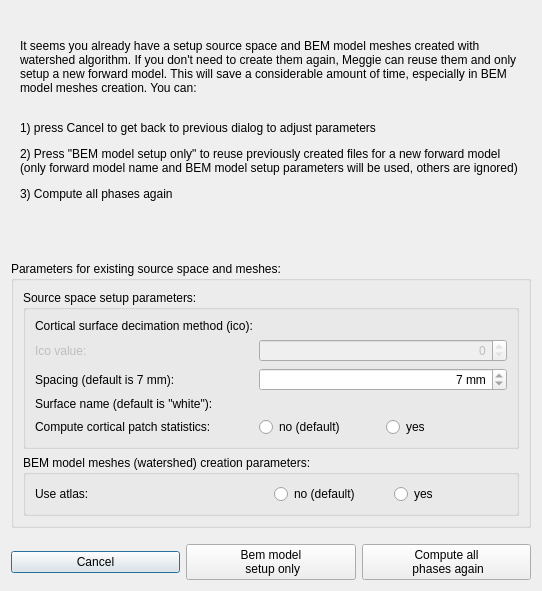
Qt form meggie_batch/ui/qt4Designer_ui_files/forwardModelSkipDialog.ui (cibr-jyu/meggie) before a commit.
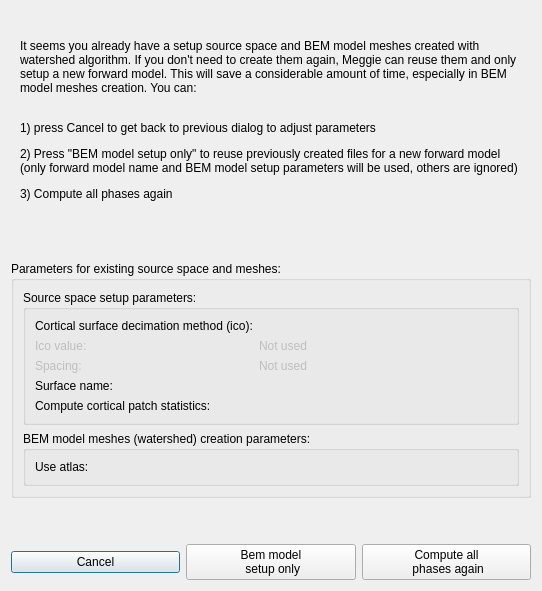
The same form after that commit.

Commit message: A separate forwardModelSkipDialog that shows information about previously computed phases to help decide whether to skip

Patch:
```diff
--- a/meggie_batch/ui/qt4Designer_ui_files/forwardModelSkipDialog.ui
+++ b/meggie_batch/ui/qt4Designer_ui_files/forwardModelSkipDialog.ui
@@ -107,25 +107,6 @@
          <string>Source space setup parameters:</string>
         </property>
         <layout class="QGridLayout" name="gridLayout_3">
-         <item row="1" column="1" colspan="2">
-          <widget class="QSpinBox" name="spinBoxSurfaceDecimValue">
-           <property name="enabled">
-            <bool>false</bool>
-           </property>
-           <property name="minimumSize">
-            <size>
-             <width>0</width>
-             <height>0</height>
-            </size>
-           </property>
-           <property name="alignment">
-            <set>Qt::AlignRight|Qt::AlignTrailing|Qt::AlignVCenter</set>
-           </property>
-           <property name="readOnly">
-            <bool>true</bool>
-           </property>
-          </widget>
-         </item>
          <item row="0" column="0">
           <widget class="QLabel" name="labelIco">
            <property name="text">
@@ -146,28 +127,6 @@
            </property>
           </widget>
          </item>
-         <item row="2" column="1" colspan="2">
-          <widget class="QSpinBox" name="spinBoxSpacing">
-           <property name="minimumSize">
-            <size>
-             <width>0</width>
-             <height>0</height>
-            </size>
-           </property>
-           <property name="alignment">
-            <set>Qt::AlignRight|Qt::AlignTrailing|Qt::AlignVCenter</set>
-           </property>
-           <property name="readOnly">
-            <bool>true</bool>
-           </property>
-           <property name="suffix">
-            <string> mm</string>
-           </property>
-           <property name="value">
-            <number>7</number>
-           </property>
-          </widget>
-         </item>
          <item row="6" column="0">
           <widget class="QLabel" name="labelCPS">
            <property name="text">
@@ -175,47 +134,20 @@
            </property>
           </widget>
          </item>
-         <item row="6" column="1" colspan="2">
-          <layout class="QHBoxLayout" name="horizontalLayout_3">
-           <item>
-            <widget class="QRadioButton" name="radioButtonPatchStatNo">
-             <property name="text">
-              <string>no (default)</string>
-             </property>
-             <property name="checkable">
-              <bool>false</bool>
-             </property>
-             <property name="checked">
-              <bool>false</bool>
-             </property>
-            </widget>
-           </item>
-           <item>
-            <widget class="QRadioButton" name="radioButtonPatchStatYes">
-             <property name="text">
-              <string>yes</string>
-             </property>
-             <property name="checkable">
-              <bool>false</bool>
-             </property>
-            </widget>
-           </item>
-          </layout>
-         </item>
          <item row="2" column="0">
           <widget class="QLabel" name="labelSpacing">
-           <property name="text">
-            <string>Spacing (default is 7 mm):</string>
+           <property name="enabled">
+            <bool>false</bool>
            </property>
-           <property name="buddy">
-            <cstring>spinBoxSpacing</cstring>
+           <property name="text">
+            <string>Spacing:</string>
            </property>
           </widget>
          </item>
          <item row="4" column="0">
-          <widget class="QLabel" name="labelSurface">
+          <widget class="QLabel" name="labelSurfaceName">
            <property name="text">
-            <string>Surface name (default is &quot;white&quot;):</string>
+            <string>Surface name:</string>
            </property>
           </widget>
          </item>
@@ -227,12 +159,39 @@
           </widget>
          </item>
          <item row="4" column="1" colspan="2">
-          <widget class="QLabel" name="labelSurfaceName">
+          <widget class="QLabel" name="labelSurfaceName_2">
            <property name="text">
             <string/>
            </property>
           </widget>
          </item>
+         <item row="6" column="1" colspan="2">
+          <widget class="QLabel" name="labelComputePatchStats">
+           <property name="text">
+            <string/>
+           </property>
+          </widget>
+         </item>
+         <item row="1" column="1">
+          <widget class="QLabel" name="labelIcoValue_2">
+           <property name="enabled">
+            <bool>false</bool>
+           </property>
+           <property name="text">
+            <string>Not used</string>
+           </property>
+          </widget>
+         </item>
+         <item row="2" column="1">
+          <widget class="QLabel" name="labelSpacing_2">
+           <property name="enabled">
+            <bool>false</bool>
+           </property>
+           <property name="text">
+            <string>Not used</string>
+           </property>
+          </widget>
+         </item>
         </layout>
        </widget>
       </item>
@@ -256,31 +215,11 @@
           </widget>
          </item>
          <item row="0" column="1">
-          <layout class="QHBoxLayout" name="horizontalLayout_5">
-           <item>
-            <widget class="QRadioButton" name="radioButtonAtlasNo">
-             <property name="text">
-              <string>no (default)</string>
-             </property>
-             <property name="checkable">
-              <bool>false</bool>
-             </property>
-             <property name="checked">
-              <bool>false</bool>
-             </property>
-            </widget>
-           </item>
-           <item>
-            <widget class="QRadioButton" name="radioButtonAtlasYes">
-             <property name="text">
-              <string>yes</string>
-             </property>
-             <property name="checkable">
-              <bool>false</bool>
-             </property>
-            </widget>
-           </item>
-          </layout>
+          <widget class="QLabel" name="labelUseAtlas_2">
+           <property name="text">
+            <string/>
+           </property>
+          </widget>
          </item>
         </layout>
        </widget>
```
Left out of the diff: 2 changed lines with no effect on the pictures. The commit also changes 3 other files.
